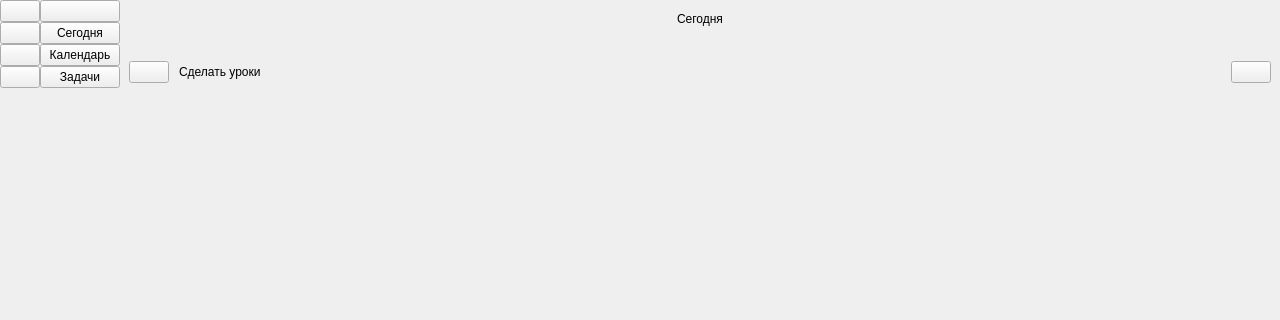
Qt form mainwindow.ui (fnDxrk/ToDo_VPHAMI) before a commit; both pictures show x 0 to 1280 and y 0 to 320 of the 1280 by 720 pixel window.
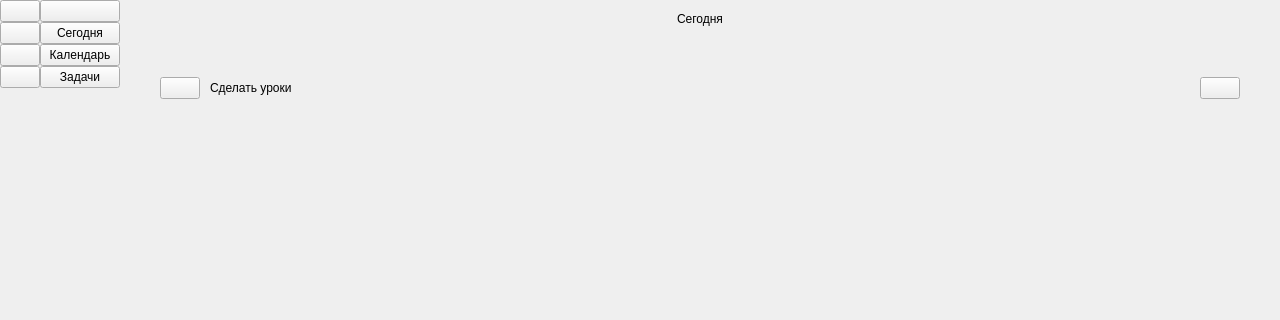
The same form after that commit. Icons and pictures are not drawn.

Commit message: Add style for event widget

What changed in the file:
```diff
--- a/mainwindow.ui
+++ b/mainwindow.ui
@@ -355,12 +355,27 @@
          </property>
          <widget class="QWidget" name="today_page">
           <layout class="QVBoxLayout" name="verticalLayout_6">
+           <property name="spacing">
+            <number>0</number>
+           </property>
+           <property name="leftMargin">
+            <number>20</number>
+           </property>
+           <property name="topMargin">
+            <number>20</number>
+           </property>
+           <property name="rightMargin">
+            <number>20</number>
+           </property>
+           <property name="bottomMargin">
+            <number>0</number>
+           </property>
            <item>
             <widget class="QWidget" name="event_widget" native="true">
              <property name="minimumSize">
               <size>
                <width>0</width>
-               <height>50</height>
+               <height>60</height>
               </size>
              </property>
              <layout class="QHBoxLayout" name="horizontalLayout_4">
@@ -368,13 +383,13 @@
                <number>0</number>
               </property>
               <property name="leftMargin">
-               <number>0</number>
+               <number>20</number>
               </property>
               <property name="topMargin">
                <number>0</number>
               </property>
               <property name="rightMargin">
-               <number>0</number>
+               <number>20</number>
               </property>
               <property name="bottomMargin">
                <number>0</number>
@@ -390,8 +405,8 @@
                 </property>
                 <property name="iconSize">
                  <size>
-                  <width>24</width>
-                  <height>24</height>
+                  <width>20</width>
+                  <height>20</height>
                  </size>
                 </property>
                </widget>
@@ -424,6 +439,9 @@
                 <property name="orientation">
                  <enum>Qt::Horizontal</enum>
                 </property>
+                <property name="sizeType">
+                 <enum>QSizePolicy::Expanding</enum>
+                </property>
                 <property name="sizeHint" stdset="0">
                  <size>
                   <width>838</width>
@@ -460,7 +478,7 @@
              <property name="sizeHint" stdset="0">
               <size>
                <width>20</width>
-               <height>603</height>
+               <height>597</height>
               </size>
              </property>
             </spacer>
```
The commit also changes 1 other file.
